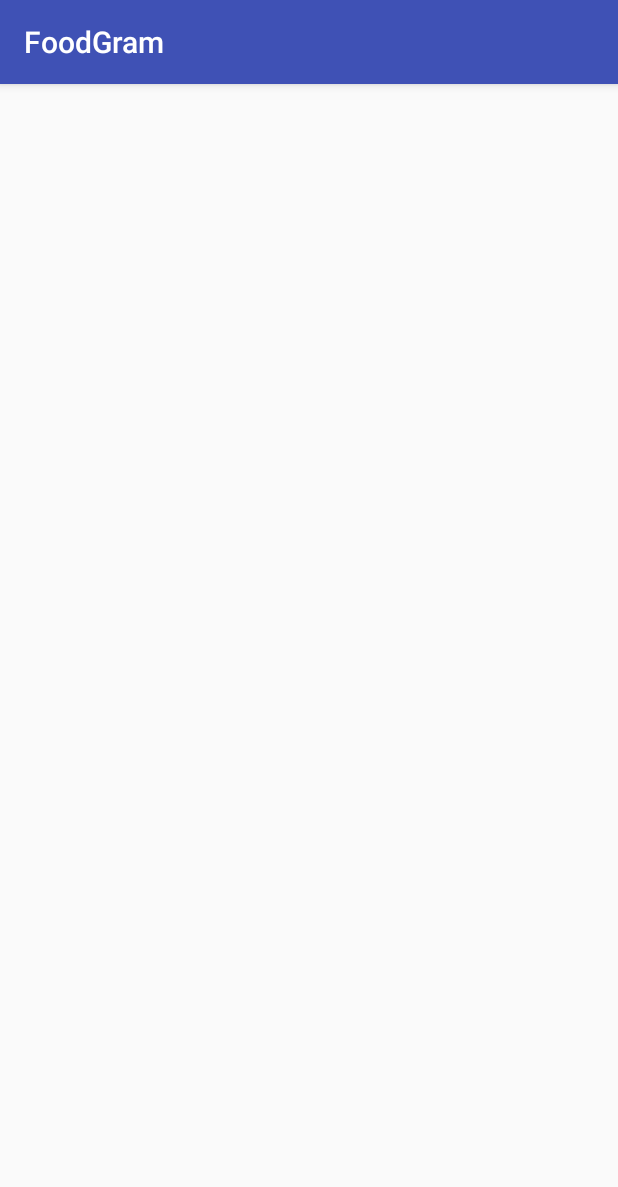
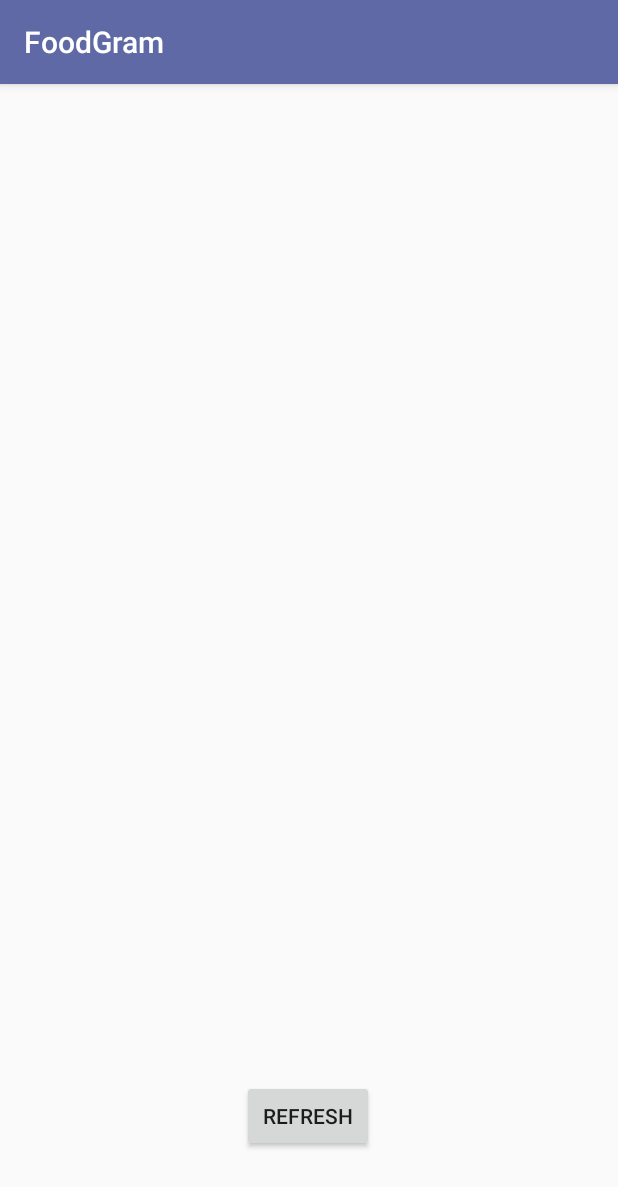
Before and after one commit to swechha16/FoodGram, an Android app: the PersonalFeedPage screen opened directly, with no data from a screen before it, on a phone screen of 412 x 824 dp. Shown: the top 1187 px of the screen. Run offline under Robolectric (Android 15) with nearby library versions, the phone set to English and light mode, and no system bars.

Commit message:
Added scroll view in feed

```diff
--- a/FrontEnd/FoodGram/app/src/main/res/layout/activity_personal_feed_page.xml
+++ b/FrontEnd/FoodGram/app/src/main/res/layout/activity_personal_feed_page.xml
@@ -6,4 +6,27 @@
     android:layout_height="match_parent"
     tools:context=".PersonalFeedPage">
 
+    <Button
+        android:id="@+id/btn_getFeed"
+        android:layout_width="wrap_content"
+        android:layout_height="wrap_content"
+        android:layout_marginBottom="56dp"
+        android:text="Refresh"
+        app:layout_constraintBottom_toBottomOf="parent"
+        app:layout_constraintEnd_toEndOf="parent"
+        app:layout_constraintHorizontal_bias="0.498"
+        app:layout_constraintStart_toStartOf="parent" />
+
+    <ScrollView
+        android:id="@+id/sv_FeedView"
+        android:layout_width="match_parent"
+        android:layout_height="match_parent"
+        tools:layout_editor_absoluteX="137dp"
+        tools:layout_editor_absoluteY="167dp">
+
+        <LinearLayout
+            android:layout_width="match_parent"
+            android:layout_height="wrap_content"
+            android:orientation="vertical" />
+    </ScrollView>
 </android.support.constraint.ConstraintLayout>
--- a/FrontEnd/FoodGram/app/src/main/res/values/colors.xml
+++ b/FrontEnd/FoodGram/app/src/main/res/values/colors.xml
@@ -1,6 +1,6 @@
 <?xml version="1.0" encoding="utf-8"?>
 <resources>
-    <color name="colorPrimary">#3F51B5</color>
+    <color name="colorPrimary">#5E69A5</color>
     <color name="colorPrimaryDark">#303F9F</color>
     <color name="colorAccent">#FF4081</color>
 </resources>
```
Also changed, not shown: FrontEnd/FoodGram/app/src/main/java/com/foodgram/app/AppController.java (deleted, +0 -35 lines), FrontEnd/FoodGram/app/src/main/java/com/foodgram/net_utils/Const.java (deleted, +0 -10 lines), FrontEnd/FoodGram/app/src/main/java/com/foodgram/net_utils/LruBitmapCache.java (deleted, +0 -28 lines).
